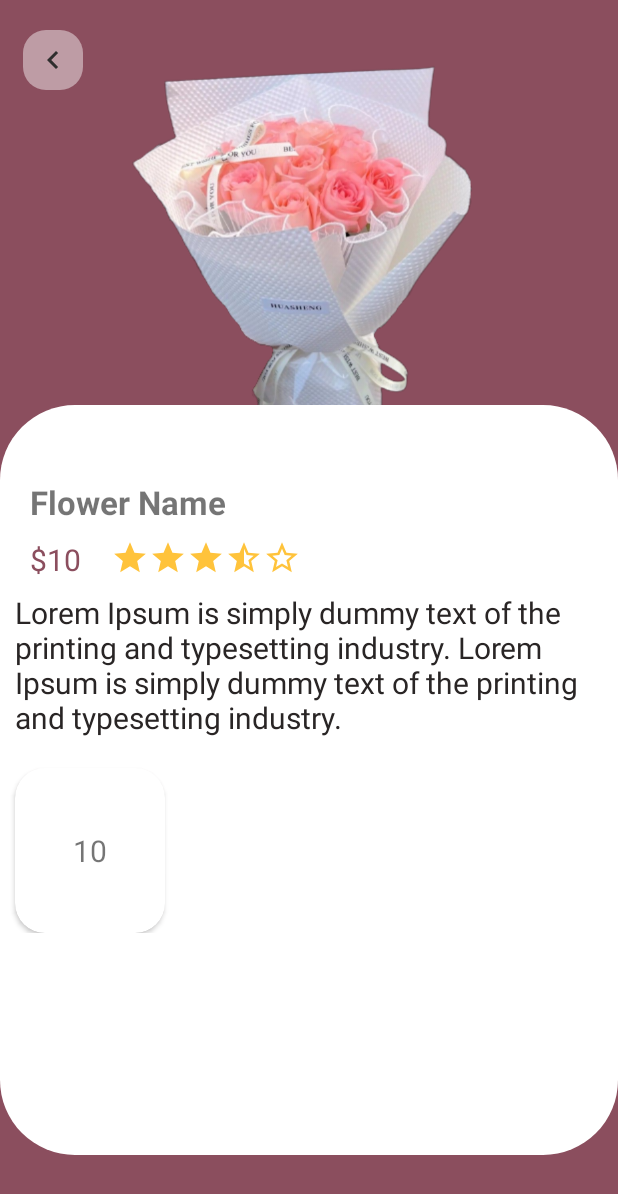
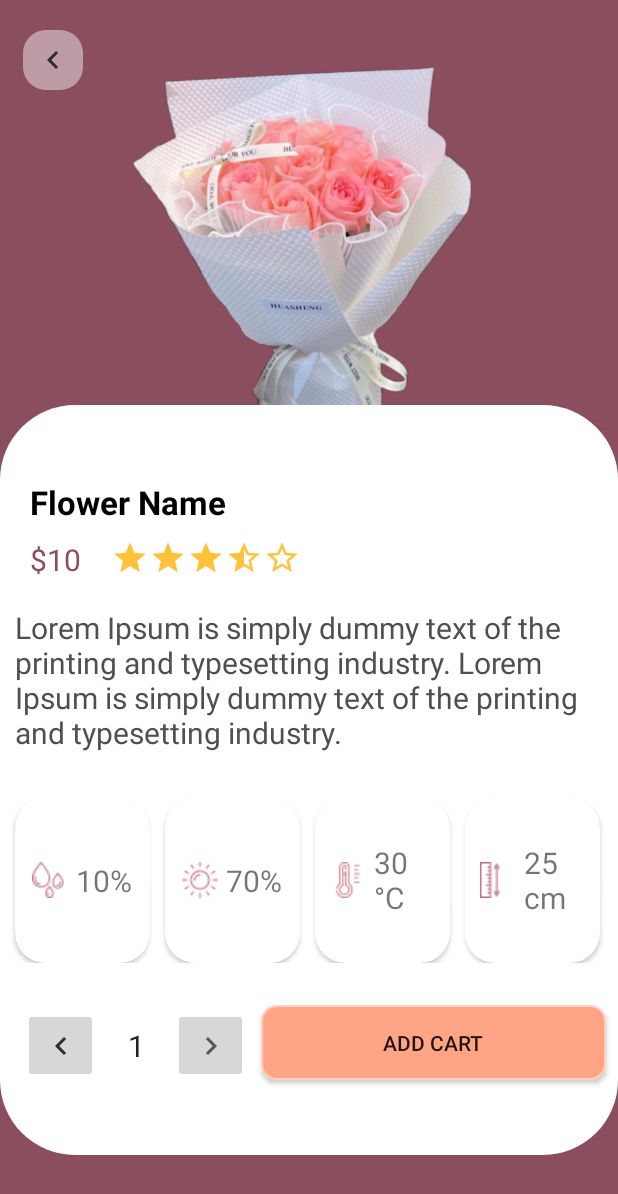
Before and after one commit to ntmk202/Wild-Florist, an Android app: the layout z_viewer_product.xml on its own in the app's theme, with its tools: preview values and no code run, on a phone screen of 412 x 824 dp. Shown: the top 1194 px of the screen. Run offline under Robolectric (Android 15) with nearby library versions, the phone set to English and light mode, and no system bars; Roboto replaces fonts that are not available here.

Commit message:
initial commit

```diff
--- a/app/src/main/java/com/ntmk/myapp/ui/notifications/NotificationsFragment.kt
+++ b/app/src/main/java/com/ntmk/myapp/ui/notifications/NotificationsFragment.kt
@@ -22,16 +22,11 @@ class NotificationsFragment : Fragment() {
         container: ViewGroup?,
         savedInstanceState: Bundle?
     ): View {
-        val notificationsViewModel =
-            ViewModelProvider(this).get(NotificationsViewModel::class.java)
 
         _binding = FragmentNotificationsBinding.inflate(inflater, container, false)
         val root: View = binding.root
 
-        val textView: TextView = binding.textNotifications
-        notificationsViewModel.text.observe(viewLifecycleOwner) {
-            textView.text = it
-        }
+
         return root
     }
 
--- a/app/src/main/res/drawable/ic_baseline_arrow_forward_ios_24.xml
+++ /dev/null
@@ -1,5 +0,0 @@
-<vector android:autoMirrored="true" android:height="24dp"
-    android:tint="#8A8484" android:viewportHeight="24"
-    android:viewportWidth="24" android:width="24dp" xmlns:android="http://schemas.android.com/apk/res/android">
-    <path android:fillColor="@android:color/white" android:pathData="M6.23,20.23l1.77,1.77l10,-10l-10,-10l-1.77,1.77l8.23,8.23z"/>
-</vector>
--- /dev/null
+++ b/app/src/main/res/drawable/ic_baseline_keyboard_arrow_right_24.xml
@@ -0,0 +1,11 @@
+<vector xmlns:android="http://schemas.android.com/apk/res/android"
+    android:width="24dp"
+    android:height="24dp"
+    android:viewportWidth="24"
+    android:viewportHeight="24"
+    android:tint="?attr/colorControlNormal"
+    android:autoMirrored="true">
+  <path
+      android:fillColor="@android:color/white"
+      android:pathData="M8.59,16.59L13.17,12 8.59,7.41 10,6l6,6 -6,6 -1.41,-1.41z"/>
+</vector>
--- a/app/src/main/res/layout/z_list_acc_view.xml
+++ b/app/src/main/res/layout/z_list_acc_view.xml
@@ -37,7 +37,7 @@
             android:layout_marginStart="200dp"
             android:layout_marginEnd="10dp"
             android:layout_toEndOf="@+id/txtView_list"
-            android:src="@drawable/ic_baseline_arrow_forward_ios_24" />
+            android:src="@drawable/ic_baseline_keyboard_arrow_right_24" />
 
     </RelativeLayout>
 
--- a/app/src/main/res/layout/z_viewer_product.xml
+++ b/app/src/main/res/layout/z_viewer_product.xml
@@ -45,6 +45,7 @@
             android:layout_marginTop="50dp"
             android:textStyle="bold"
             android:text="Flower Name"
+            android:textColor="@color/black"
             android:textSize="22sp"
             app:layout_constraintStart_toStartOf="parent"
             app:layout_constraintTop_toTopOf="parent" />
@@ -101,17 +102,21 @@
             android:id="@+id/tv_interview"
             android:layout_width="match_parent"
             android:layout_height="wrap_content"
+            android:layout_marginTop="10dp"
+            android:padding="10dp"
             android:text="Lorem Ipsum is simply dummy text of the printing and typesetting industry. Lorem Ipsum is simply dummy text of the printing and typesetting industry."
+            android:textColor="@color/gray"
             android:textSize="20sp"
-            android:padding="10dp"
-            android:textColor="@color/txt_title"
             app:layout_constraintEnd_toEndOf="parent"
+            app:layout_constraintHorizontal_bias="0.0"
             app:layout_constraintStart_toStartOf="parent"
             app:layout_constraintTop_toBottomOf="@+id/evaluate" />
 
         <LinearLayout
+            android:id="@+id/linearLayout"
             android:layout_width="match_parent"
             android:layout_height="wrap_content"
+            android:layout_marginTop="10dp"
             android:orientation="horizontal"
             app:layout_constraintEnd_toEndOf="parent"
             app:layout_constraintHorizontal_bias="0.0"
@@ -119,7 +124,7 @@
             app:layout_constraintTop_toBottomOf="@+id/tv_interview">
 
             <androidx.cardview.widget.CardView
-                android:layout_width="100dp"
+                android:layout_width="90dp"
                 android:layout_height="110dp"
                 android:layout_marginStart="10dp"
                 android:layout_marginTop="10dp"
@@ -131,13 +136,118 @@
                     android:layout_width="wrap_content"
                     android:layout_height="wrap_content"
                     android:layout_gravity="center"
+                    android:drawableStart="@drawable/water"
+                    android:drawablePadding="5dp"
                     android:padding="10dp"
-                    android:text="10"
+                    android:text="10%"
+                    android:textSize="20sp" />
+            </androidx.cardview.widget.CardView>
+
+            <androidx.cardview.widget.CardView
+                android:layout_width="90dp"
+                android:layout_height="110dp"
+                android:layout_marginStart="10dp"
+                android:layout_marginTop="10dp"
+                android:background="@color/white"
+                android:outlineAmbientShadowColor="@color/pink_nude"
+                app:cardCornerRadius="20dp">
+
+                <TextView
+                    android:layout_width="wrap_content"
+                    android:layout_height="wrap_content"
+                    android:layout_gravity="center"
+                    android:drawableStart="@drawable/sun"
+                    android:drawablePadding="5dp"
+                    android:padding="10dp"
+                    android:text="70%"
+                    android:textSize="20sp" />
+            </androidx.cardview.widget.CardView>
+
+            <androidx.cardview.widget.CardView
+                android:layout_width="90dp"
+                android:layout_height="110dp"
+                android:layout_marginStart="10dp"
+                android:layout_marginTop="10dp"
+                android:background="@color/white"
+                android:outlineAmbientShadowColor="@color/pink_nude"
+                app:cardCornerRadius="20dp">
+
+                <TextView
+                    android:layout_width="wrap_content"
+                    android:layout_height="wrap_content"
+                    android:layout_gravity="center"
+                    android:drawableStart="@drawable/thermometer"
+                    android:drawablePadding="5dp"
+                    android:padding="10dp"
+                    android:text="30 °C"
+                    android:textSize="20sp" />
+            </androidx.cardview.widget.CardView>
+
+            <androidx.cardview.widget.CardView
+                android:layout_width="90dp"
+                android:layout_height="110dp"
+                android:layout_marginStart="10dp"
+                android:layout_marginTop="10dp"
+                android:background="@color/white"
+                android:outlineAmbientShadowColor="@color/pink_nude"
+                app:cardCornerRadius="20dp">
+
+                <TextView
+                    android:layout_width="wrap_content"
+                    android:layout_height="wrap_content"
+                    android:layout_gravity="center"
+                    android:drawableStart="@drawable/ruler"
+                    android:drawablePadding="5dp"
+                    android:padding="10dp"
+                    android:text="25 cm"
                     android:textSize="20sp" />
             </androidx.cardview.widget.CardView>
 
         </LinearLayout>
 
+        <LinearLayout
+            android:id="@+id/linearLayout2"
+            android:layout_width="wrap_content"
+            android:layout_height="50dp"
+            android:layout_marginStart="15dp"
+            android:layout_marginTop="30dp"
+            android:orientation="horizontal"
+            app:layout_constraintStart_toStartOf="parent"
+            app:layout_constraintTop_toBottomOf="@+id/linearLayout">
+
+            <ImageButton
+                android:layout_width="50dp"
+                android:layout_height="match_parent"
+                android:padding="5dp"
+                android:src="@drawable/ic_baseline_keyboard_arrow_left_24" />
+
+            <EditText
+                android:layout_width="50dp"
+                android:layout_height="match_parent"
+                android:background="@drawable/shape_arrow"
+                android:padding="10dp"
+                android:paddingStart="20dp"
+                android:text="1"
+                android:textSize="20sp" />
+
+            <ImageButton
+                android:layout_width="50dp"
+                android:layout_height="match_parent"
+                android:padding="5dp"
+                android:src="@drawable/ic_baseline_keyboard_arrow_right_24" />
+
+        </LinearLayout>
+
+        <Button
+            android:layout_width="230dp"
+            android:layout_height="50dp"
+            android:layout_marginTop="28dp"
+            app:layout_constraintEnd_toEndOf="parent"
+            android:text="Add cart"
+            android:background="@drawable/button"
+            app:layout_constraintStart_toEndOf="@+id/linearLayout2"
+            app:layout_constraintTop_toBottomOf="@+id/linearLayout" />
+
     </androidx.constraintlayout.widget.ConstraintLayout>
 
 </androidx.constraintlayout.widget.ConstraintLayout>
```
